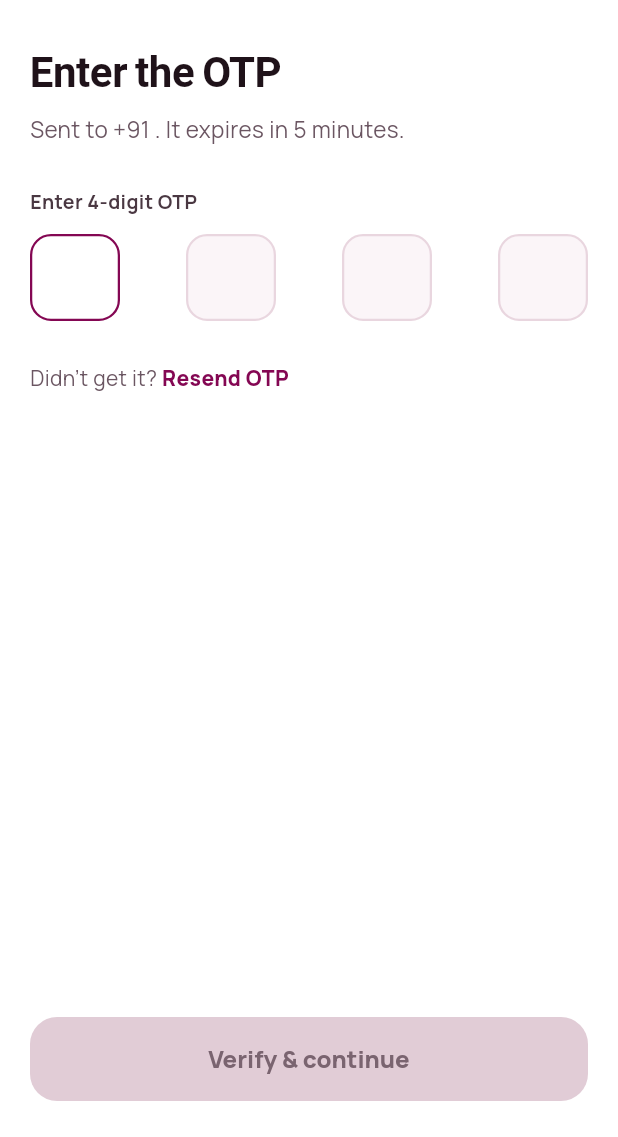
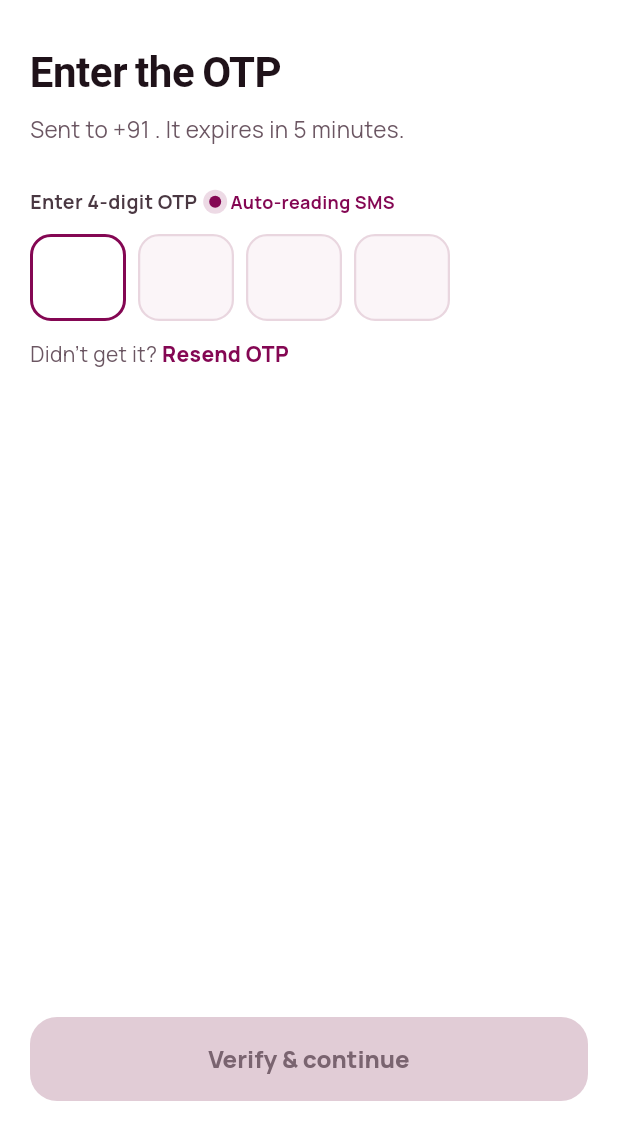
Before and after one commit to jassi2019/salary-brother, a Flutter app: the OtpView screen opened by its route, on a phone screen of 412 x 824 dp, the part 99-1236 px from its top. Run offline on Flutter 3.47's test engine with Material 3 defaults, Android fonts, the phone set to English and light mode, and no system bars; drawn by our look-alikes of pin_code_fields, pinput; our stand-ins replace dio, get, google_fonts, responsive_sizer, shared_preferences; missing offline and left inert: smart_auth; accounts and stored records are empty.

Commit message:
Auto-fill and auto-submit the OTP; correct the DLT registration
The sender ID was wrong: SYFNSB, not SYFLSB, and the template id is
1777178866858679772. OtpParser requires the sender ID before it will
trust a message, so with the wrong one it rejected every real OTP --
auto-fill could not have worked even once it was wired up. The PE ID is
recorded alongside now, and the test pins the rendered body against the
approved sample.

Auto-fill itself is pinput + smart_auth, replacing pin_code_fields.
Android's SMS User Consent API shows a one-tap dialog and hands back the
code; it needs no SMS permission and no 11-character app hash appended
to the message, which matters because the DLT-approved template has no
room for one. onCompleted submits as soon as the code is complete,
typed or auto-filled, so nobody taps Verify themselves.

The screen after OTP verification was never arriving. The CRM answers
otp_verify with next_step: pancard_verification, JourneyService maps
that to /kyc/pan, and /kyc/pan has no page registered -- Get.offAllNamed
on an unregistered route silently does nothing, leaving the customer on
the OTP screen. goToStep now checks the route is registered and falls
back to the dashboard, so the journey always moves. Seven of its routes
are still unbuilt; a test lists every event the CRM can send and fails
if one has nowhere to go.

Also, from testing on the device:

- Welcome no longer scrolls. The hero takes the leftover height, and
  its cards and headline scale down on a short screen rather than
  pushing the page past the fold.
- The Android navigation bar is hidden (immersiveSticky).
- Two more overflows the widget tests caught, both newly reachable: the
  OTP header once the auto-read chip actually shows, and the OTP boxes
  themselves, which were a fixed 60px each and wider than a narrow
  screen. Both now lay out to the width available.

Tests: 97.

Co-Authored-By: Claude Opus 5 <noreply@anthropic.com>

```diff
--- a/lib/services/journey_service.dart
+++ b/lib/services/journey_service.dart
@@ -1,5 +1,6 @@
 import 'package:get/get.dart';
 
+import '../routes/app_pages.dart';
 import '../routes/route_names.dart';
 import 'api/api_events.dart';
 import 'api/api_result.dart';
@@ -54,6 +55,15 @@ class JourneyService {
       return;
     }
 
+    // A step whose screen is not built yet maps to a route GetX cannot
+    // resolve, and Get.offAllNamed on an unregistered name does nothing —
+    // leaving the customer staring at the screen they just finished. Send
+    // them to the dashboard instead, so the journey always moves.
+    if (!isRegistered(route)) {
+      Get.offAllNamed(RouteNames.dashboard);
+      return;
+    }
+
     if (route == RouteNames.documents) {
       Get.offAllNamed(
         route,
@@ -64,6 +74,10 @@ class JourneyService {
 
     Get.offAllNamed(route);
   }
+
+  /// Whether [route] has a page registered for it.
+  static bool isRegistered(String route) =>
+      AppPages.routes.any((page) => page.name == route);
 
   /// Opens the screen for the step stored from the last response. Used on
   /// launch to resume a half-finished application.
--- a/lib/services/sms_config.dart
+++ b/lib/services/sms_config.dart
@@ -19,12 +19,14 @@
 class SmsConfig {
   SmsConfig._();
 
-  /// DLT-registered sender ID. Also the suffix the gateway appends to every
-  /// message body.
-  static const String senderId = 'SYFLSB';
+  /// DLT-registered sender ID, as it appears at the end of every message.
+  static const String senderId = 'SYFNSB';
 
   /// DLT template id registered for the login OTP.
-  static const String otpTemplateId = '1777178863021936003';
+  static const String otpTemplateId = '1777178866858679772';
+
+  /// Principal Entity ID on the DLT portal.
+  static const String peId = '1701178833315739006';
 
   /// The registered template, with `{otp}` where the code goes. Any change to
   /// the wording needs re-approval on the DLT portal before it will deliver.
--- /dev/null
+++ b/lib/utils/sms_retriever_impl.dart
@@ -0,0 +1,28 @@
+import 'package:pinput/pinput.dart';
+import 'package:smart_auth/smart_auth.dart';
+
+/// Bridges `smart_auth` to Pinput's [SmsRetriever] so the OTP boxes fill
+/// themselves from the incoming SMS.
+///
+/// Uses the **SMS User Consent API** (`useUserConsentApi: true`): Android
+/// shows a one-tap consent dialog for the incoming message and hands back the
+/// code. It works with any message format, unlike the SMS Retriever API,
+/// which needs an 11-character app hash appended to the SMS — and the CRM's
+/// DLT-registered template has no room for one.
+class SmsRetrieverImpl implements SmsRetriever {
+  SmsRetrieverImpl(this.smartAuth);
+
+  final SmartAuth smartAuth;
+
+  @override
+  bool get listenForMultipleSms => false;
+
+  @override
+  Future<String?> getSmsCode() async {
+    final result = await smartAuth.getSmsCode(useUserConsentApi: true);
+    return result.succeed && result.codeFound ? result.code : null;
+  }
+
+  @override
+  Future<void> dispose() => smartAuth.removeSmsListener();
+}
--- a/lib/views/otp_view.dart
+++ b/lib/views/otp_view.dart
@@ -1,6 +1,7 @@
 import 'package:flutter/material.dart';
 import 'package:get/get.dart';
-import 'package:pin_code_fields/pin_code_fields.dart';
+import 'package:pinput/pinput.dart';
+import 'package:smart_auth/smart_auth.dart';
 
 import '../controllers/auth_controller.dart';
 import '../routes/route_names.dart';
@@ -9,12 +10,37 @@ import '../utils/app_colors.dart';
 import '../utils/app_sizes.dart';
 import '../utils/app_text_styles.dart';
 import '../utils/formatters.dart';
+import '../utils/sms_retriever_impl.dart';
 import '../widgets/primary_button.dart';
 import '../widgets/square_icon_button.dart';
 
-/// Screen 02b of the design canvas — the 6-digit OTP boxes.
-class OtpView extends GetView<AuthController> {
+/// Screen 02b of the design canvas — the OTP boxes.
+class OtpView extends StatefulWidget {
   const OtpView({super.key});
+
+  @override
+  State<OtpView> createState() => _OtpViewState();
+}
+
+class _OtpViewState extends State<OtpView> {
+  AuthController get controller => Get.find<AuthController>();
+
+  late final SmsRetrieverImpl _smsRetriever;
+
+  @override
+  void initState() {
+    super.initState();
+    _smsRetriever = SmsRetrieverImpl(SmartAuth());
+    // Pinput drives the listener; this only tells the UI it may promise
+    // auto-fill.
+    controller.isAutoReadingSms.value = true;
+  }
+
+  @override
+  void dispose() {
+    controller.isAutoReadingSms.value = false;
+    super.dispose();
+  }
 
   @override
   Widget build(BuildContext context) {
@@ -82,8 +108,13 @@ class OtpView extends GetView<AuthController> {
   }
 
   Widget _otpHeader() {
-    return Row(
-      mainAxisAlignment: MainAxisAlignment.spaceBetween,
+    // Wrap, not Row: the label and the auto-read chip together are wider
+    // than a narrow screen once the chip is showing.
+    return Wrap(
+      alignment: WrapAlignment.spaceBetween,
+      crossAxisAlignment: WrapCrossAlignment.center,
+      spacing: AppSizes.s,
+      runSpacing: AppSizes.xs,
       children: [
         const Text(
           'Enter ${AuthController.otpLength}-digit OTP',
@@ -93,6 +124,7 @@ class OtpView extends GetView<AuthController> {
         Obx(
           () => controller.isAutoReadingSms.value
               ? Row(
+                  mainAxisSize: MainAxisSize.min,
                   children: [
                     Container(
                       width: 8,
@@ -127,33 +159,66 @@ class OtpView extends GetView<AuthController> {
   }
 
   Widget _otpFields() {
-    return PinCodeTextField(
-      appContext: Get.context!,
+    return LayoutBuilder(
+      builder: (context, constraints) => _pinput(_boxWidth(constraints)),
+    );
+  }
+
+  Widget _pinput(double boxWidth) {
+    final base = PinTheme(
+      width: boxWidth,
+      height: AppSizes.otpBoxHeight,
+      textStyle: AppTextStyles.otpDigit,
+      decoration: BoxDecoration(
+        color: AppColors.surface,
+        borderRadius: BorderRadius.circular(AppSizes.radiusOtpBox),
+        border: Border.all(color: AppColors.border, width: 1.5),
+      ),
+    );
+
+    return Pinput(
       length: AuthController.otpLength,
+      mainAxisAlignment: MainAxisAlignment.spaceBetween,
       controller: controller.otpController,
       keyboardType: TextInputType.number,
-      autoFocus: true,
-      enableActiveFill: true,
-      animationType: AnimationType.fade,
-      animationDuration: const Duration(milliseconds: 150),
-      textStyle: AppTextStyles.otpDigit,
+      autofocus: true,
+      // Fills the boxes from the incoming SMS via the User Consent API.
+      smsRetriever: _smsRetriever,
+      defaultPinTheme: base,
+      focusedPinTheme: base.copyWith(
+        decoration: base.decoration!.copyWith(
+          color: AppColors.white,
+          border: Border.all(color: AppColors.primary, width: 2),
+        ),
+      ),
+      submittedPinTheme: base.copyWith(
+        decoration: base.decoration!.copyWith(
+          color: AppColors.white,
+          border: Border.all(color: AppColors.primary, width: 1.5),
+        ),
+      ),
       // Keeps the Verify button in sync with what has been typed.
       onChanged: (_) => controller.isVerifying.refresh(),
+      // Submits as soon as the code is complete, typed or auto-filled, so
+      // nobody has to press Verify themselves.
       onCompleted: (_) => controller.verifyOtp(),
-      pinTheme: PinTheme(
-        shape: PinCodeFieldShape.box,
-        borderRadius: BorderRadius.circular(AppSizes.radiusOtpBox),
-        fieldHeight: AppSizes.otpBoxHeight,
-        fieldWidth: 60,
-        borderWidth: 1.5,
-        activeColor: AppColors.primary,
-        selectedColor: AppColors.primary,
-        inactiveColor: AppColors.border,
-        activeFillColor: AppColors.white,
-        selectedFillColor: AppColors.white,
-        inactiveFillColor: AppColors.surface,
-      ),
     );
+  }
+
+  /// Box width that fits [AuthController.otpLength] boxes plus their gaps in
+  /// the width actually available, capped so they are not stretched wide on
+  /// a tablet.
+  double _boxWidth(BoxConstraints constraints) {
+    const gap = 12.0;
+    const maxWidth = 64.0;
+    const minWidth = 36.0;
+
+    if (!constraints.hasBoundedWidth) return maxWidth;
+
+    final usable =
+        constraints.maxWidth - (gap * (AuthController.otpLength - 1));
+
+    return (usable / AuthController.otpLength).clamp(minWidth, maxWidth);
   }
 
   Widget _resendRow() {
--- a/pubspec.yaml
+++ b/pubspec.yaml
@@ -31,7 +31,11 @@ dependencies:
   # ui helpers
   responsive_sizer: ^3.1.1
   fluttertoast: ^8.2.5
-  pin_code_fields: ^8.0.1
+  # pinput + smart_auth give OTP auto-fill via Android's SMS User Consent
+  # API, which works with any message format — unlike the SMS Retriever
+  # API, which needs an 11-char app hash baked into the message.
+  pinput: ^5.0.0
+  smart_auth: ^2.0.0
   another_stepper: ^1.2.2
   simple_circular_progress_bar: ^1.0.2
 
```
Also changed, not shown: lib/main.dart (+10 -0 lines), lib/views/welcome_view.dart (+51 -30 lines), pubspec.lock, 2 other files.
